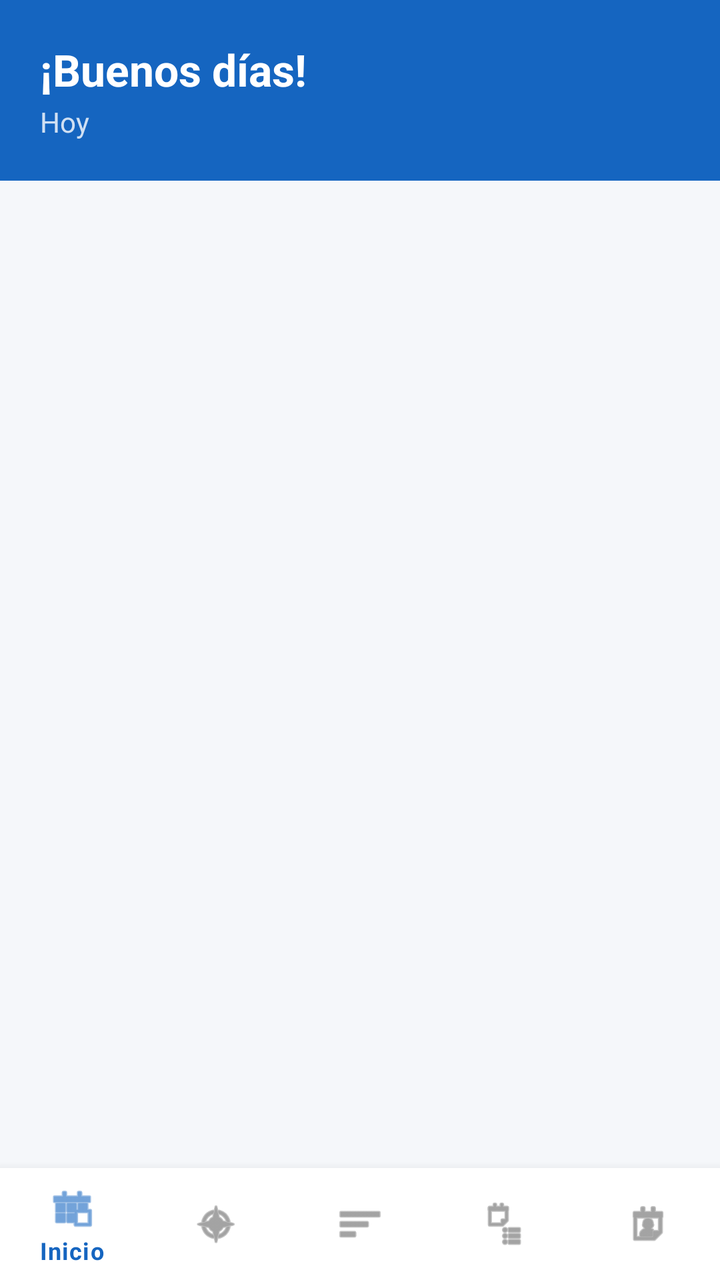
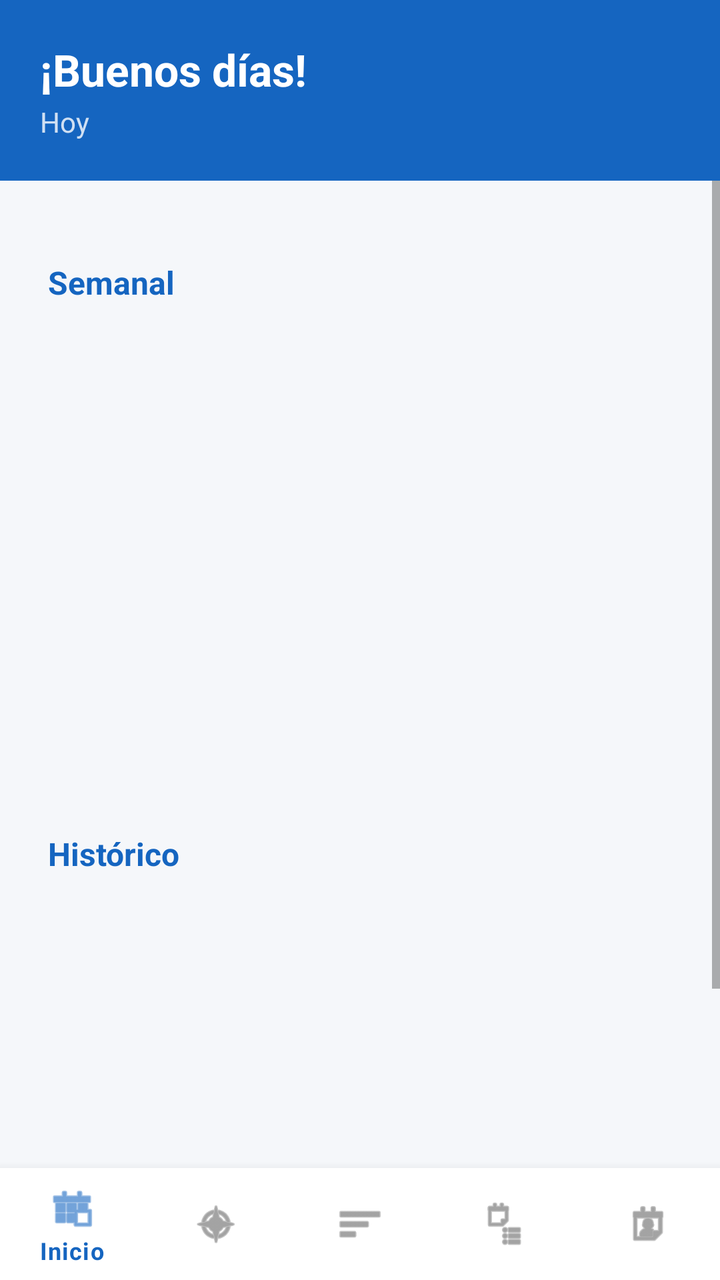

Screens rendered from an Android XML layout before and after an edit, with the pre-edit source and the edit as a unified diff.
<!-- AndroidManifest.xml: activity theme Theme.HealthTracker -->
<!-- res/layout/activity_main.xml -->
<?xml version="1.0" encoding="utf-8"?>
<androidx.coordinatorlayout.widget.CoordinatorLayout
    xmlns:android="http://schemas.android.com/apk/res/android"
    xmlns:app="http://schemas.android.com/apk/res-auto"
    android:layout_width="match_parent"
    android:layout_height="match_parent"
    android:background="@color/background">

    <LinearLayout
        android:layout_width="match_parent"
        android:layout_height="match_parent"
        android:orientation="vertical">

        
        <LinearLayout
            android:layout_width="match_parent"
            android:layout_height="wrap_content"
            android:orientation="vertical"
            android:background="@color/primary"
            android:padding="20dp">

            <TextView
                android:id="@+id/tvGreeting"
                android:layout_width="wrap_content"
                android:layout_height="wrap_content"
                android:text="¡Buenos días!"
                android:textColor="@android:color/white"
                android:textSize="22sp"
                android:textStyle="bold"/>

            <TextView
                android:id="@+id/tvDate"
                android:layout_width="wrap_content"
                android:layout_height="wrap_content"
                android:text="Hoy"
                android:textColor="#CCffffff"
                android:textSize="14sp"
                android:layout_marginTop="2dp"/>
        </LinearLayout>

        
        <LinearLayout
            android:layout_width="match_parent"
            android:layout_height="0dp"
            android:layout_weight="1"
            android:orientation="vertical"
            android:paddingTop="16dp">

            <androidx.viewpager2.widget.ViewPager2
                android:id="@+id/viewPagerCards"
                android:layout_width="match_parent"
                android:layout_height="220dp"
                android:paddingHorizontal="24dp"
                android:clipToPadding="false"
                android:clipChildren="false"/>

            
            <LinearLayout
                android:id="@+id/dotsContainer"
                android:layout_width="wrap_content"
                android:layout_height="wrap_content"
                android:layout_gravity="center_horizontal"
                android:orientation="horizontal"
                android:layout_marginTop="12dp"
                />

        </LinearLayout>

        <com.google.android.material.bottomnavigation.BottomNavigationView
            android:id="@+id/bottomNavigation"
            android:layout_width="match_parent"
            android:layout_height="wrap_content"
            app:menu="@menu/bottom_nav_menu"/>

    </LinearLayout>
</androidx.coordinatorlayout.widget.CoordinatorLayout>
<!-- resources referenced by this layout -->
<resources>
  <color name="background">#F5F7FA</color>
  <color name="primary">#1565C0</color>
  <style name="Theme.HealthTracker" parent="Theme.MaterialComponents.DayNight.NoActionBar">
          <item name="colorPrimary">@color/primary</item>
          <item name="colorPrimaryDark">@color/primary_dark</item>
          <item name="colorAccent">@color/accent</item>
          <item name="android:windowBackground">@color/background</item>
      </style>
  <color name="primary_dark">#0D47A1</color>
  <color name="accent">#42A5F5</color>
</resources>

<!-- the commit's change to res/layout/activity_main.xml (unified diff, before → after) -->
@@ -38,33 +38,79 @@
                 android:layout_marginTop="2dp"/>
         </LinearLayout>
 
-        
-        <LinearLayout
+        <ScrollView
             android:layout_width="match_parent"
             android:layout_height="0dp"
-            android:layout_weight="1"
-            android:orientation="vertical"
-            android:paddingTop="16dp">
+            android:layout_weight="1">
 
-            <androidx.viewpager2.widget.ViewPager2
-                android:id="@+id/viewPagerCards"
+            <LinearLayout
                 android:layout_width="match_parent"
-                android:layout_height="220dp"
-                android:paddingHorizontal="24dp"
-                android:clipToPadding="false"
-                android:clipChildren="false"/>
+                android:layout_height="wrap_content"
+                android:orientation="vertical"
+                android:paddingTop="16dp"
+                android:paddingBottom="16dp">
 
-            
-            <LinearLayout
-                android:id="@+id/dotsContainer"
-                android:layout_width="wrap_content"
-                android:layout_height="wrap_content"
-                android:layout_gravity="center_horizontal"
-                android:orientation="horizontal"
-                android:layout_marginTop="12dp"
-                />
+                <TextView
+                    android:layout_width="wrap_content"
+                    android:layout_height="wrap_content"
+                    android:text="Semanal"
+                    android:textSize="16sp"
+                    android:textStyle="bold"
+                    android:textColor="@color/primary"
+                    android:paddingHorizontal="24dp"
+                    android:paddingTop="24dp"
+                    android:paddingBottom="8dp"/>
 
-        </LinearLayout>
+                
+                <androidx.viewpager2.widget.ViewPager2
+                    android:id="@+id/viewPagerCards"
+                    android:layout_width="match_parent"
+                    android:layout_height="220dp"
+                    android:paddingHorizontal="24dp"
+                    android:clipToPadding="false"
+                    android:clipChildren="false"/>
+
+                
+                <LinearLayout
+                    android:id="@+id/dotsContainer"
+                    android:layout_width="wrap_content"
+                    android:layout_height="wrap_content"
+                    android:layout_gravity="center_horizontal"
+                    android:orientation="horizontal"
+                    android:layout_marginTop="12dp"/>
+
+                
+                <TextView
+                    android:layout_width="wrap_content"
+                    android:layout_height="wrap_content"
+                    android:text="Histórico"
+                    android:textSize="16sp"
+                    android:textStyle="bold"
+                    android:textColor="@color/primary"
+                    android:paddingHorizontal="24dp"
+                    android:paddingTop="24dp"
+                    android:paddingBottom="8dp"/>
+
+                
+                <androidx.viewpager2.widget.ViewPager2
+                    android:id="@+id/viewPagerHistorical"
+                    android:layout_width="match_parent"
+                    android:layout_height="220dp"
+                    android:paddingHorizontal="24dp"
+                    android:clipToPadding="false"
+                    android:clipChildren="false"/>
+
+                
+                <LinearLayout
+                    android:id="@+id/dotsContainerHistorical"
+                    android:layout_width="wrap_content"
+                    android:layout_height="wrap_content"
+                    android:layout_gravity="center_horizontal"
+                    android:orientation="horizontal"
+                    android:layout_marginTop="12dp"/>
+
+            </LinearLayout>
+        </ScrollView>
 
         <com.google.android.material.bottomnavigation.BottomNavigationView
             android:id="@+id/bottomNavigation"
